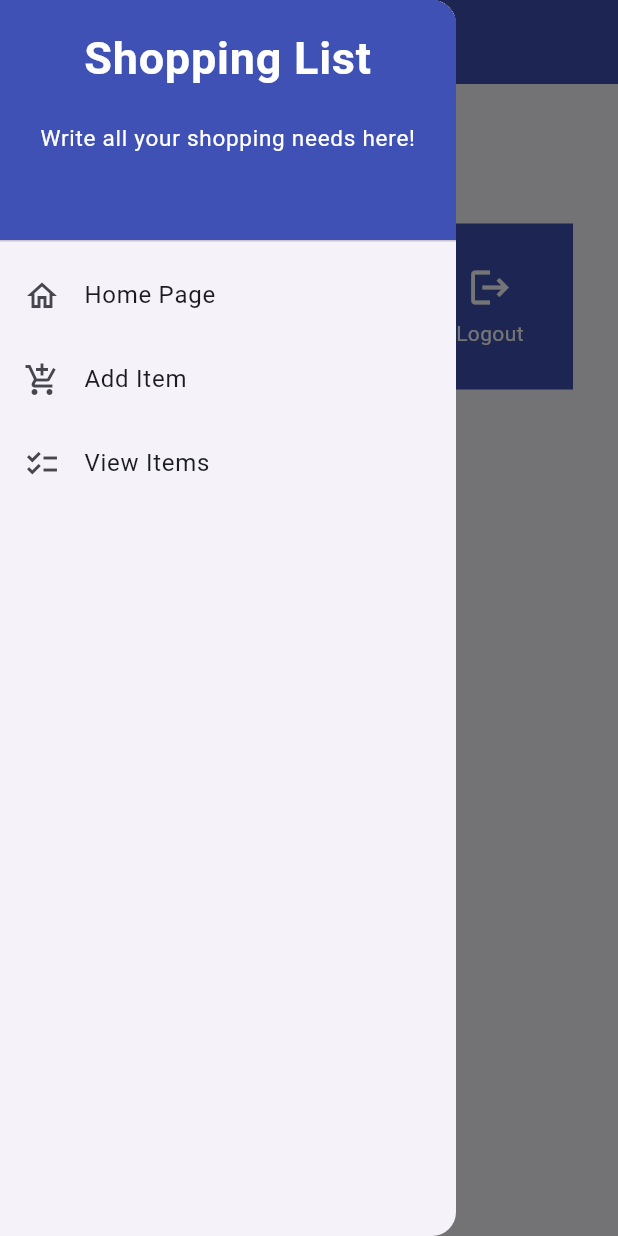
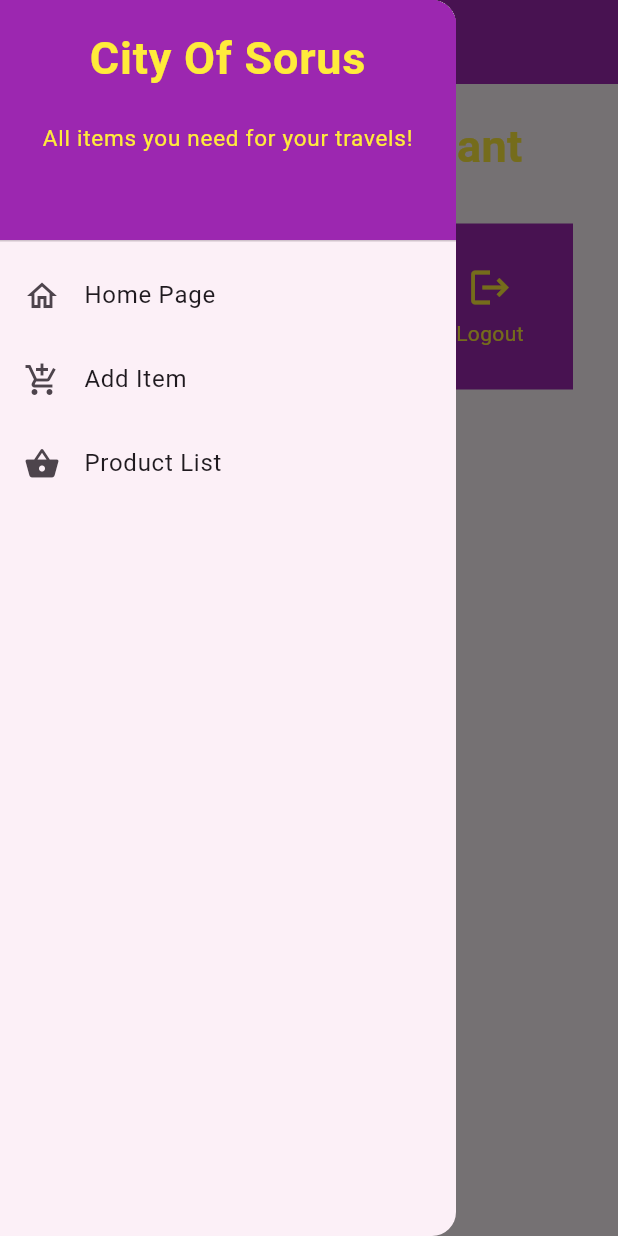
Before and after one commit to Alvinzhafif/foster-mobile, a Flutter app: the MyHomePage screen opened directly, with the side drawer open, on a phone screen of 412 x 824 dp. Run offline on Flutter 3.47's test engine with Material 2 defaults, Android fonts, the phone set to English and light mode, and no system bars; missing offline and left inert: pbp_django_auth; network calls fail.

Commit message:
finished assignment 8

```diff
--- a/lib/models/item.dart
+++ b/lib/models/item.dart
@@ -1,24 +1,80 @@
+// To parse this JSON data, do
+//
+//     final item = itemFromJson(jsonString);
+
+import 'dart:convert';
+
+List<Item> itemFromJson(String str) =>
+    List<Item>.from(json.decode(str).map((x) => Item.fromJson(x)));
+
+String itemToJson(List<Item> data) =>
+    json.encode(List<dynamic>.from(data.map((x) => x.toJson())));
+
 class Item {
-  static List<Item> listItem = [];
-  String Name;
-  int Price;
-  String Description;
+  String model;
+  int pk;
+  Fields fields;
 
   Item({
-    required this.Name,
-    required this.Price,
-    required this.Description,
+    required this.model,
+    required this.pk,
+    required this.fields,
   });
 
-  static void add({
-    required Name,
-    required Price,
-    required Description,
-  }) {
-    listItem.add(Item(
-      Name: Name,
-      Price: Price,
-      Description: Description,
-    ));
-  }
+  factory Item.fromJson(Map<String, dynamic> json) => Item(
+        model: json["model"],
+        pk: json["pk"],
+        fields: Fields.fromJson(json["fields"]),
+      );
+
+  Map<String, dynamic> toJson() => {
+        "model": model,
+        "pk": pk,
+        "fields": fields.toJson(),
+      };
 }
+
+class Fields {
+  int user;
+  String name;
+  DateTime dateAdded;
+  int amount;
+  int price;
+  String description;
+  String type;
+  String rarity;
+
+  Fields({
+    required this.user,
+    required this.name,
+    required this.dateAdded,
+    required this.amount,
+    required this.price,
+    required this.description,
+    required this.type,
+    required this.rarity,
+  });
+
+  factory Fields.fromJson(Map<String, dynamic> json) => Fields(
+        user: json["user"],
+        name: json["name"],
+        dateAdded: DateTime.parse(json["date_added"]),
+        amount: json["amount"],
+        price: json["price"],
+        description: json["description"],
+        type: json["type"],
+        rarity: json["rarity"],
+      );
+
+  Map<String, dynamic> toJson() => {
+        "user": user,
+        "name": name,
+        "date_added":
+            "${dateAdded.year.toString().padLeft(4, '0')}-${dateAdded.month.toString().padLeft(2, '0')}-${dateAdded.day.toString().padLeft(2, '0')}",
+        "amount": amount,
+        "price": price,
+        "description": description,
+        "type": type,
+        "rarity": rarity,
+      };
+}
--- a/lib/screens/menu.dart
+++ b/lib/screens/menu.dart
@@ -25,11 +25,9 @@
   Widget build(BuildContext context) {
     return Scaffold(
       appBar: AppBar(
-        title: const Text(
-          'Shopping List',
-        ),
-        backgroundColor: Colors.indigo,
-        foregroundColor: Colors.white,
+        title: const Text('City Of Sorus'),
+        backgroundColor: Colors.purple,
+        foregroundColor: Colors.yellow,
       ),
       drawer: const LeftDrawer(),
       body: SingleChildScrollView(
@@ -43,12 +41,12 @@
                 padding: EdgeInsets.only(top: 10.0, bottom: 10.0),
                 // Text widget to display text with center alignment and appropriate style
                 child: Text(
-                  'PBP Shop', // Text indicating the shop name
+                  'Foster The Merchant', // Text indicating the shop name
                   textAlign: TextAlign.center,
                   style: TextStyle(
-                    fontSize: 30,
-                    fontWeight: FontWeight.bold,
-                  ),
+                      fontSize: 30,
+                      fontWeight: FontWeight.bold,
+                      color: Colors.yellow),
                 ),
               ),
               // Grid layout
--- a/lib/widgets/item_card.dart
+++ b/lib/widgets/item_card.dart
@@ -1,6 +1,9 @@
 import 'package:flutter/material.dart';
 import 'package:foster_mobile/screens/itemform.dart';
-import 'package:foster_mobile/screens/ViewItem.dart';
+import 'package:foster_mobile/screens/list_item.dart';
+import 'package:foster_mobile/screens/login.dart';
+import 'package:pbp_django_auth/pbp_django_auth.dart';
+import 'package:provider/provider.dart';
 
 class ShopItem {
   final String name;
@@ -16,11 +19,12 @@
 
   @override
   Widget build(BuildContext context) {
+    final request = context.watch<CookieRequest>();
     return Material(
-      color: Colors.indigo,
+      color: Colors.purple,
       child: InkWell(
         // Responsive touch area
-        onTap: () {
+        onTap: () async {
           // Show a SnackBar when clicked
           ScaffoldMessenger.of(context)
             ..hideCurrentSnackBar()
@@ -29,10 +33,28 @@
           if (item.name == "Add Item") {
             Navigator.push(context,
                 MaterialPageRoute(builder: (context) => const ShopFormPage()));
-          }
-          if (item.name == "View Items") {
+          } else if (item.name == "View Items") {
             Navigator.push(context,
-                MaterialPageRoute(builder: (context) => const ViewItemPage()));
+                MaterialPageRoute(builder: (context) => const ItemPage()));
+          } else if (item.name == "Logout") {
+            final response = await request.logout(
+                // TODO: Change the URL to your Django app's URL. Don't forget to add the trailing slash (/) if needed.
+                "http://localhost:8000/auth/logout/");
+            String message = response["message"];
+            if (response['status']) {
+              String uname = response["username"];
+              ScaffoldMessenger.of(context).showSnackBar(SnackBar(
+                content: Text("$message Good bye, $uname."),
+              ));
+              Navigator.pushReplacement(
+                context,
+                MaterialPageRoute(builder: (context) => const LoginPage()),
+              );
+            } else {
+              ScaffoldMessenger.of(context).showSnackBar(SnackBar(
+                content: Text("$message"),
+              ));
+            }
           }
         },
         child: Container(
@@ -44,14 +66,14 @@
               children: [
                 Icon(
                   item.icon,
-                  color: Colors.white,
+                  color: Colors.yellow,
                   size: 30.0,
                 ),
                 const Padding(padding: EdgeInsets.all(3)),
                 Text(
                   item.name,
                   textAlign: TextAlign.center,
-                  style: const TextStyle(color: Colors.white),
+                  style: const TextStyle(color: Colors.yellow),
                 ),
               ],
             ),
--- a/lib/widgets/left_drawer.dart
+++ b/lib/widgets/left_drawer.dart
@@ -1,7 +1,7 @@
 import 'package:flutter/material.dart';
+import 'package:foster_mobile/screens/list_item.dart';
 import 'package:foster_mobile/screens/menu.dart';
 import 'package:foster_mobile/screens/itemform.dart';
-import 'package:foster_mobile/screens/ViewItem.dart';
 
 class LeftDrawer extends StatelessWidget {
   const LeftDrawer({super.key});
@@ -13,26 +13,26 @@
         children: [
           const DrawerHeader(
             decoration: BoxDecoration(
-              color: Colors.indigo,
+              color: Colors.purple,
             ),
             child: Column(
               children: [
                 Text(
-                  'Shopping List',
+                  'City Of Sorus',
                   textAlign: TextAlign.center,
                   style: TextStyle(
                     fontSize: 30,
                     fontWeight: FontWeight.bold,
-                    color: Colors.white,
+                    color: Colors.yellow,
                   ),
                 ),
                 Padding(padding: EdgeInsets.all(10)),
                 Text(
-                  "Write all your shopping needs here!",
+                  "All items you need for your travels!",
                   textAlign: TextAlign.center,
                   style: TextStyle(
                     fontSize: 15,
-                    color: Colors.white,
+                    color: Colors.yellow,
                     fontWeight: FontWeight.normal,
                   ),
                 ),
@@ -64,15 +64,14 @@
             },
           ),
           ListTile(
-            leading: const Icon(Icons.checklist),
-            title: const Text('View Items'),
-            // redirect to ShopFormPage
+            leading: const Icon(Icons.shopping_basket),
+            title: const Text('Product List'),
             onTap: () {
-              Navigator.pushReplacement(
-                  context,
-                  MaterialPageRoute(
-                    builder: (context) => ViewItemPage(),
-                  ));
+              // Route menu to product page
+              Navigator.push(
+                context,
+                MaterialPageRoute(builder: (context) => const ItemPage()),
+              );
             },
           ),
         ],
--- a/pubspec.yaml
+++ b/pubspec.yaml
@@ -35,6 +35,9 @@
   # The following adds the Cupertino Icons font to your application.
   # Use with the CupertinoIcons class for iOS style icons.
   cupertino_icons: ^1.0.2
+  provider: ^6.1.1
+  pbp_django_auth: ^0.3.1
+  http: ^0.13.6
 
 dev_dependencies:
   flutter_test:
```
Also changed, not shown: lib/main.dart (+16 -24 lines), lib/screens/ViewItem.dart (deleted, +0 -63 lines), lib/screens/itemform.dart (+116 -37 lines), lib/screens/list_item.dart (added, +100 -0 lines), lib/screens/login.dart (added, +114 -0 lines), pubspec.lock, 2 other files.
